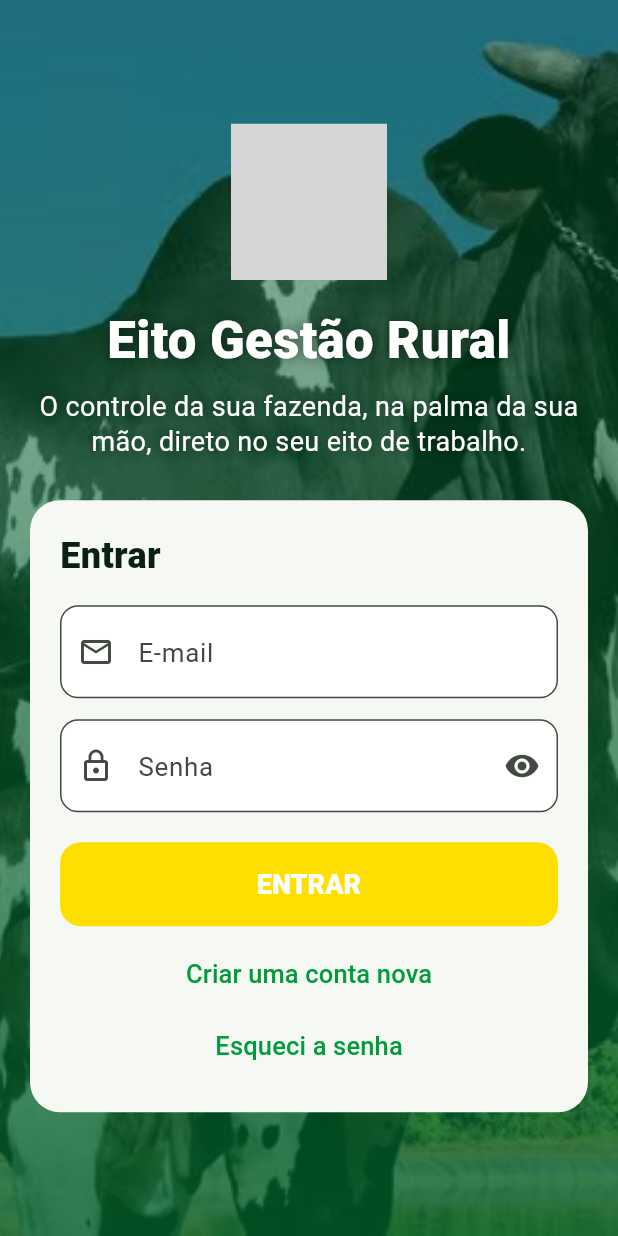
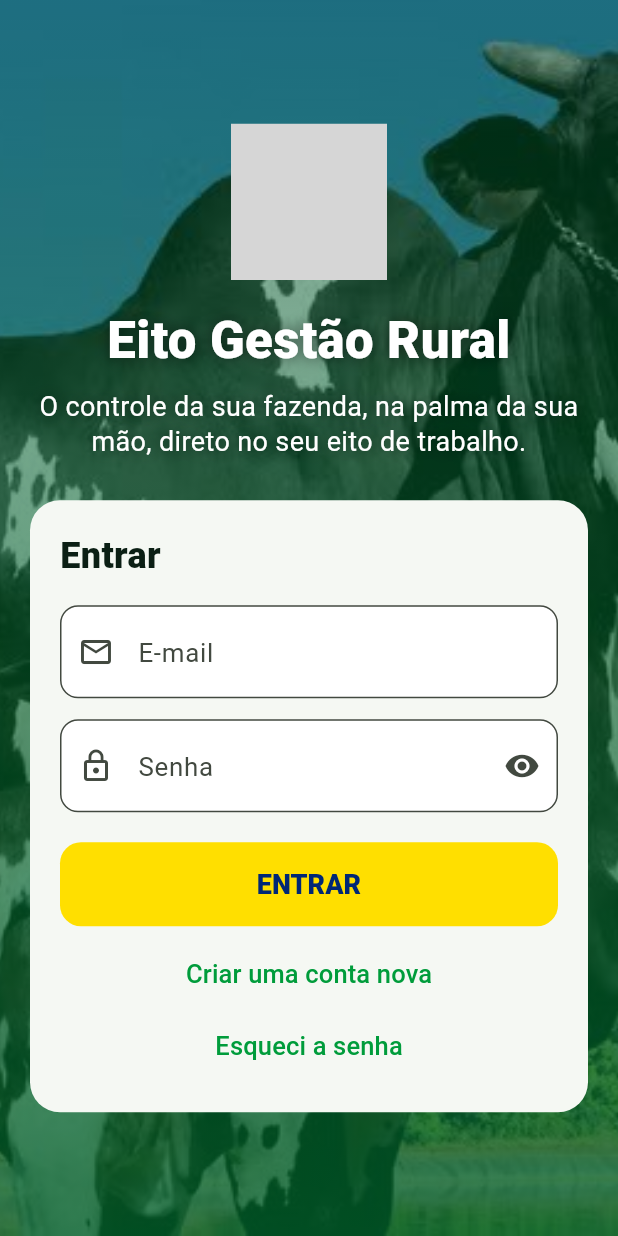
Before and after one commit to jairobraga01/eito-gestao-rural, a Flutter app: the screen it shows after launch, on a phone screen of 412 x 824 dp. Run offline on Flutter 3.47's test engine with Material 3 defaults, Android fonts, the phone set to English and light mode, and no system bars; our stand-ins replace cloud_firestore, connectivity_plus, firebase_auth, firebase_core, flutter_svg; accounts and stored records are empty; statements that could not run were skipped; project files that could hold a hidden picture were left out; grey boxes are pictures that could not be loaded.

Commit message:
Update login.dart

```diff
--- a/lib/telas/login.dart
+++ b/lib/telas/login.dart
@@ -171,7 +171,7 @@ class _TelaLoginState extends State<TelaLogin> {
                       ],
                       const SizedBox(height: 20),
                       FilledButton(
-                        style: FilledButton.styleFrom(backgroundColor: Cores.laranja),
+                        style: FilledButton.styleFrom(backgroundColor: Cores.laranja, foregroundColor: Cores.azul),
                         onPressed: _ocupado ? null : _enviar,
                         child: _ocupado
                             ? const SizedBox(
```
